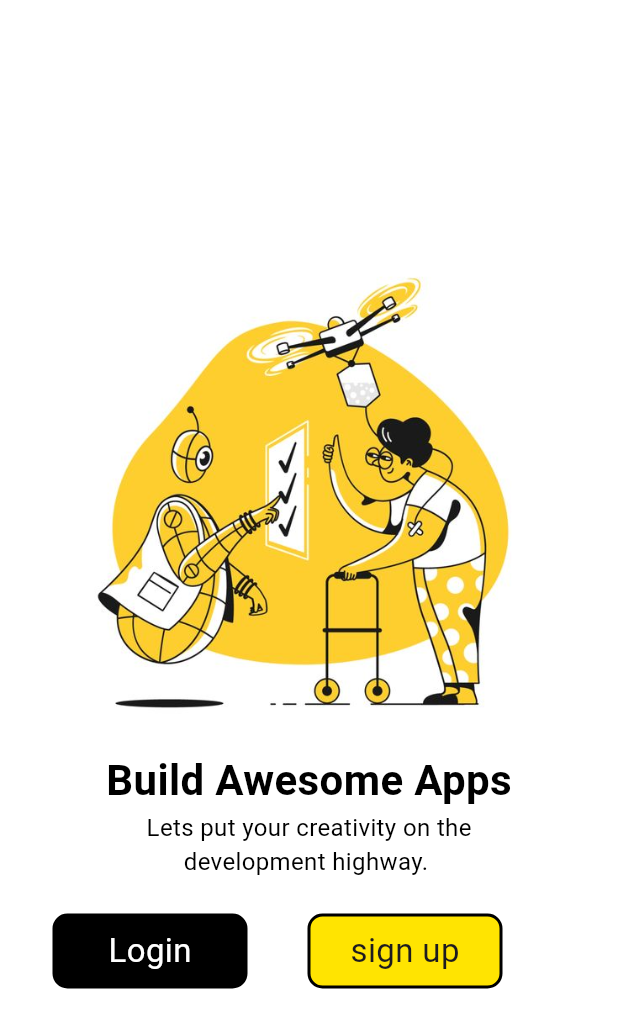
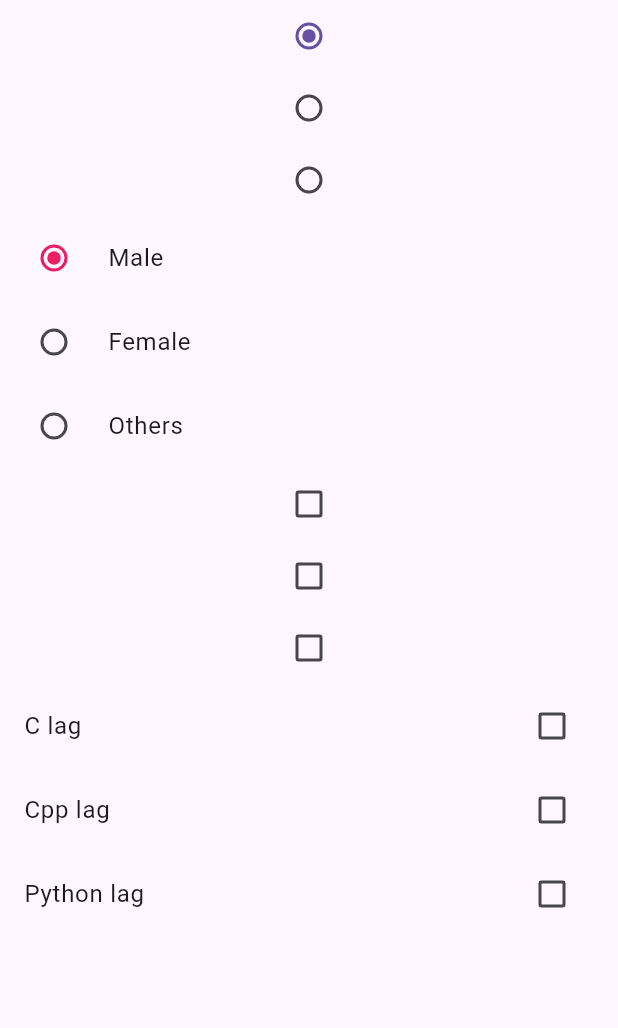
Before and after one commit to Krupaparmar30/resume_app_daily_task, a Flutter app: the screen it shows after launch, on a phone screen of 412 x 824 dp. Shown: the top 1028 px of the screen. Run offline on Flutter 3.47's test engine with Material 3 defaults, Android fonts, the phone set to English and light mode, and no system bars; our stand-ins replace image_picker; missing offline and left inert: dart:js.

Commit message:
9/5/24 krupa 10/5/24 11/5/24 11-5-24 15/5/24 15-5-24 15--5--24 16/5/24 16-5-24

```diff
--- /dev/null
+++ b/lib/screens/Redio_cheakbox/redio_cheakbox.dart
@@ -0,0 +1,135 @@
+import 'package:flutter/material.dart';
+
+class redioCheakboxPage extends StatefulWidget {
+  const redioCheakboxPage({super.key});
+
+  @override
+  State<redioCheakboxPage> createState() => _redioCheakboxPageState();
+}
+
+class _redioCheakboxPageState extends State<redioCheakboxPage> {
+  @override
+  Widget build(BuildContext context) {
+    return Scaffold(
+      body: Column(
+        children: [
+          //TODO- radio
+          Radio(value: 'male', groupValue: gender, onChanged: (value) {
+
+            setState(() {
+
+              gender=value!;
+            });
+          },),
+          Radio(value: 'female', groupValue: gender, onChanged: (value) {
+
+            setState(() {
+
+              gender=value!;
+            });
+          },),
+          Radio(value: 'other', groupValue: gender, onChanged: (value) {
+
+            setState(() {
+
+              gender=value!;
+            });
+          },),
+
+
+
+          //todo-radiolisttile
+          RadioListTile(value: 'male', groupValue: gender, onChanged: (value) {
+
+            setState(() {
+              gender=value!;
+
+            });
+          },title: Text('Male'),
+           activeColor: Colors.pink,
+          hoverColor: Colors.pink.shade300,
+         ),
+
+          RadioListTile(value: 'female', groupValue: gender, onChanged: (value) {
+
+            setState(() {
+              gender=value!;
+
+            });
+          },title: Text('Female'),
+            activeColor: Colors.pink,
+            hoverColor: Colors.pink.shade300,
+            ),
+          RadioListTile(value: 'other', groupValue: gender, onChanged: (value) {
+
+            setState(() {
+              gender=value!;
+
+            });
+          },title: Text('Others'),
+            activeColor: Colors.pink,
+            hoverColor: Colors.pink.shade300,
+           ),
+
+
+
+          //todo cheakbox
+
+          Checkbox(value: c, onChanged: (value) {
+
+            setState(() {
+              c=value!;
+            });
+          },
+          ),
+          Checkbox(value: cpp, onChanged: (value) {
+
+            setState(() {
+              cpp=value!;
+            });
+          },
+          ),
+          Checkbox(value: python, onChanged: (value) {
+
+            setState(() {
+              python=value!;
+            });
+          },
+          ),
+
+          //todo-cheakboxlisttile
+          CheckboxListTile(value: c, onChanged:
+          (value) {
+            setState(() {
+              c=value!;
+            });
+          },title: Text('C lag'),
+           activeColor: Colors.pink,
+          hoverColor: Colors.pink.shade300,),
+          CheckboxListTile(value: cpp, onChanged:
+              (value) {
+            setState(() {
+              cpp=value!;
+            });
+          },title: Text('Cpp lag'),
+            activeColor: Colors.pink,
+            hoverColor: Colors.pink.shade300,),
+          CheckboxListTile(value: python, onChanged:
+              (value) {
+            setState(() {
+              python=value!;
+            });
+          },title: Text('Python lag'),
+            activeColor: Colors.pink,
+            hoverColor: Colors.pink.shade300,),
+
+        ],
+      ),
+    );
+  }
+}
+
+String gender='male';
+bool c=false;
+bool cpp=false;
+bool python=false;
--- a/lib/utils/routes.dart
+++ b/lib/utils/routes.dart
@@ -8,8 +8,11 @@
 
 
 
+import 'dart:js';
+
 import 'package:flutter/material.dart';
 import 'package:resume_app_daily_task/screens/Home_Screens/homepage.dart';
+import 'package:resume_app_daily_task/screens/Redio_cheakbox/redio_cheakbox.dart';
 import 'package:resume_app_daily_task/screens/drawerscreen/drawer.dart';
 import 'package:resume_app_daily_task/screens/google_email_password/details_page.dart';
 import 'package:resume_app_daily_task/screens/google_email_password/email_password.dart';
@@ -28,8 +31,8 @@ class AppRoutes{
 
 
      //todo - login pages
-    '/':(context)=>loginPage(),
-    '/login2':(context)=>loginScreen(),
+    // '/':(context)=>loginPage(),
+    // '/login2':(context)=>loginScreen(),
 
 
     //todo - google_email_password_verificatioin_pages
@@ -42,7 +45,11 @@ class AppRoutes{
     //todo - sneckbar_pages
     // '/':(context)=>snekbarPage(),
 
+ //todo - image_picker
+   // '/':(context)=>imagepickerPage(),
 
-   // '/':(context)=>imagepickerPage(),
+    //todo - redioCheakboxPage
+
+    '/':(context)=>redioCheakboxPage(),
   };
 }
```
